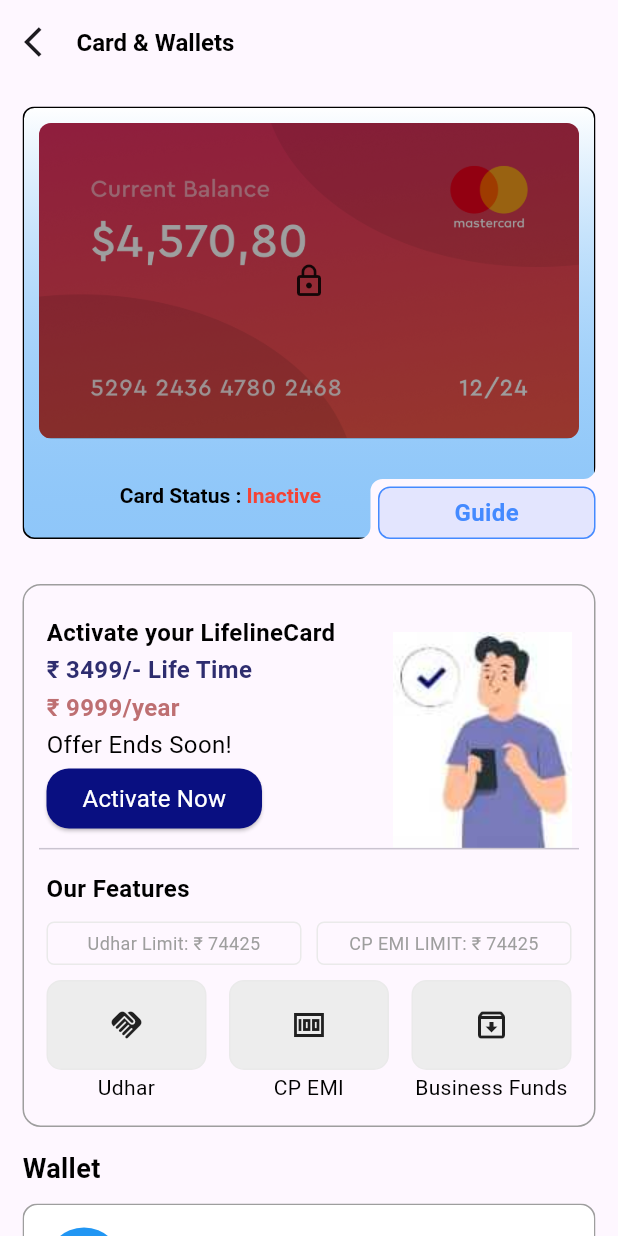
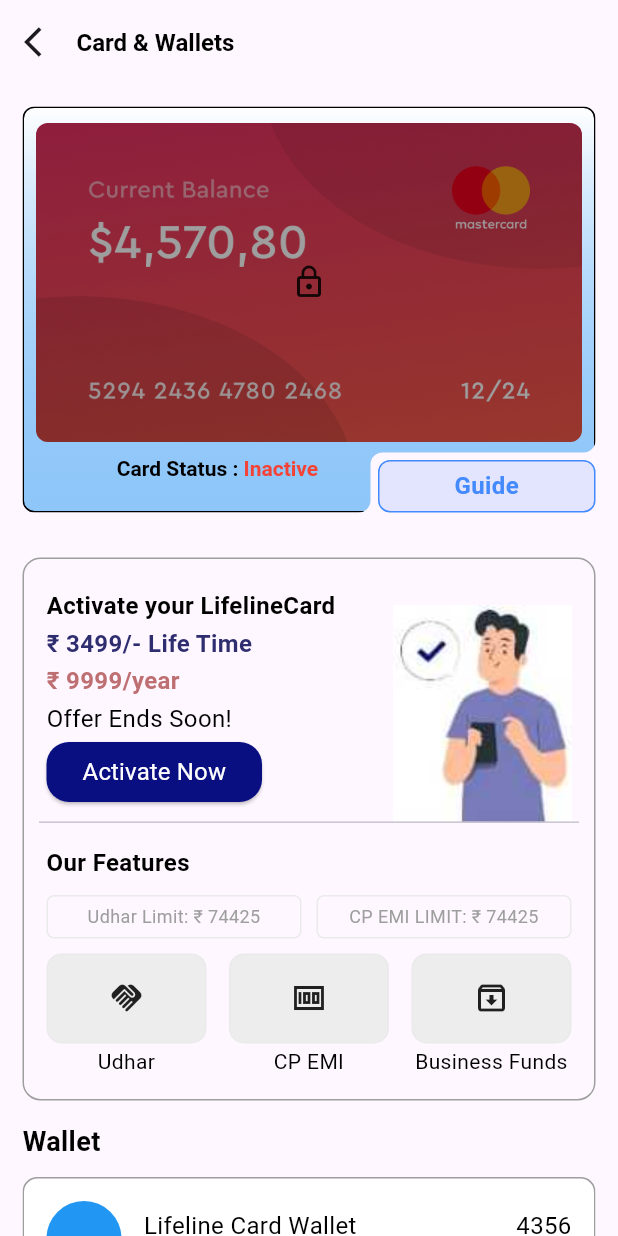
Before and after one commit to luckyt07/designui-ftfl, a Flutter app: the screen it shows after launch, on a phone screen of 412 x 824 dp. Run offline on Flutter 3.47's test engine with Material 3 defaults, Android fonts, the phone set to English and light mode, and no system bars.

Commit message:
minor padding changes

```diff
--- a/lib/ui/widgets/card_widget.dart
+++ b/lib/ui/widgets/card_widget.dart
@@ -23,7 +23,7 @@ class CardWidget extends StatelessWidget {
             clipper:
                 ClipContainer(cutHeight: clippedHeight, cutWidth: clippedWidth),
             child: Container(
-              padding: EdgeInsets.symmetric(horizontal: 10),
+              padding: EdgeInsets.symmetric(horizontal: 8),
               decoration: BoxDecoration(
                 border: Border.all(),
                 gradient: LinearGradient(
@@ -60,7 +60,7 @@ class CardWidget extends StatelessWidget {
                     ],
                   ),
                   SizedBox(
-                    height: 30,
+                    height: 10,
                   ),
                   Container(
                     width: width - clippedWidth,
```
